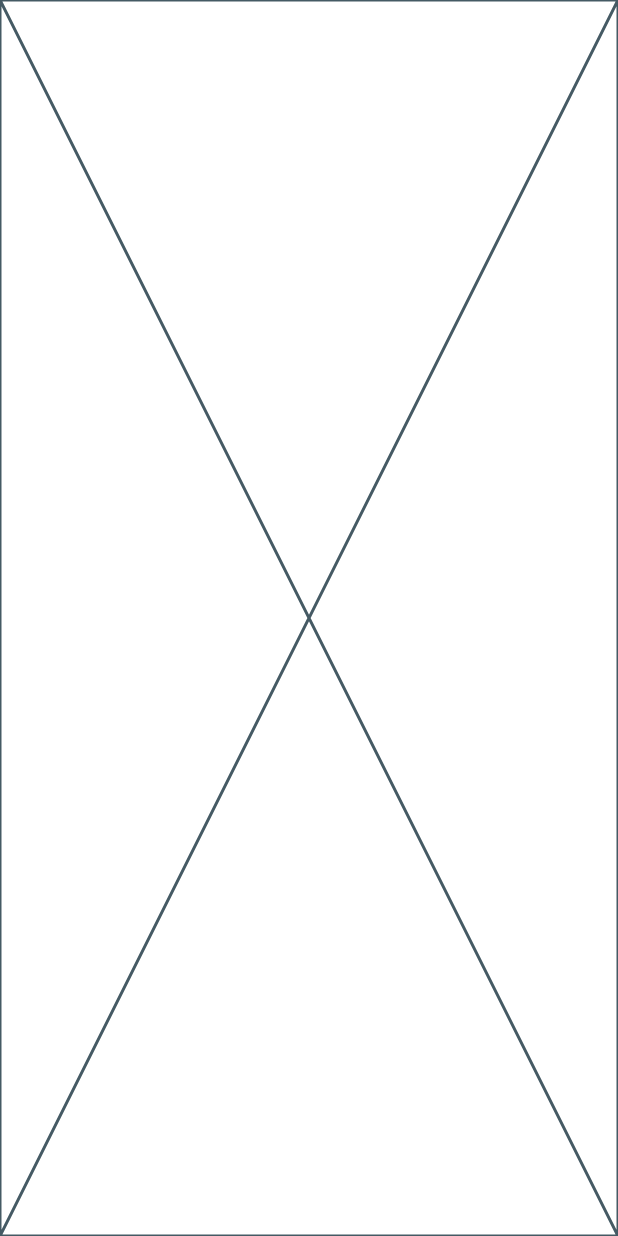
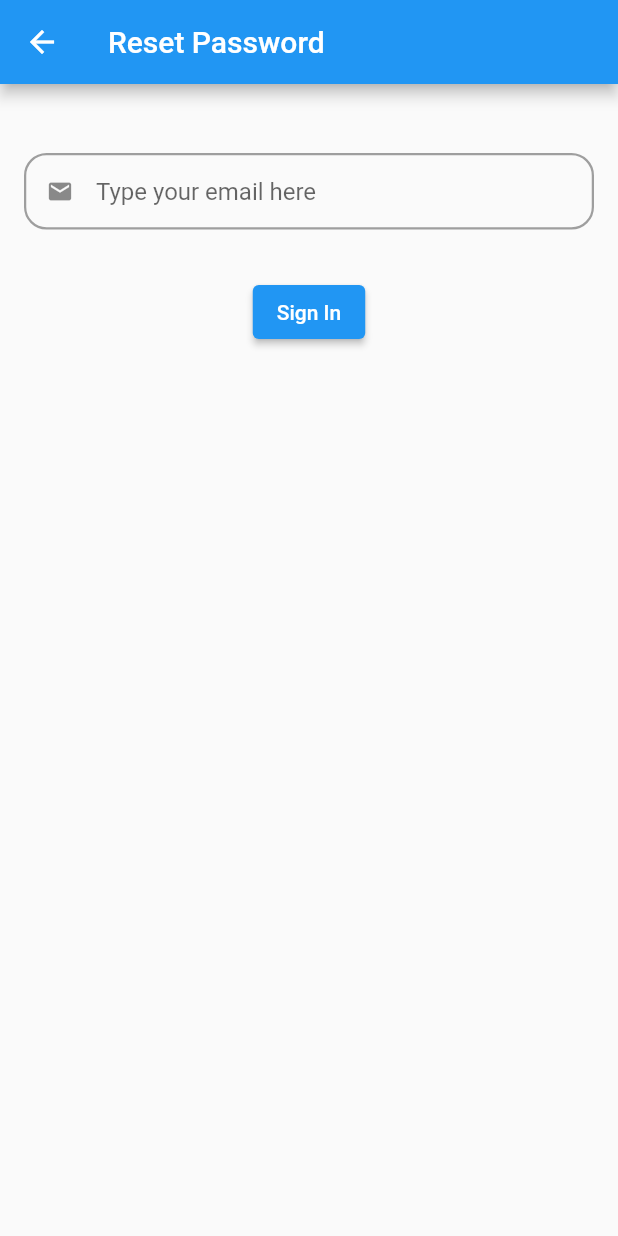
Before and after one commit to davorkomusanac/moviefreak, a Flutter app: the screen it shows after launch, after a tap on "Forgot password?", on a phone screen of 412 x 824 dp. Run offline on Flutter 3.47's test engine with Material 2 defaults, Android fonts, the phone set to English and light mode, and no system bars; our stand-ins replace cloud_firestore, equatable, firebase_auth, firebase_core, flutter_bloc, flutter_signin_button and 1 more; accounts and stored records are empty.

Commit message:
add forgot password feature

```diff
--- a/lib/constants.dart
+++ b/lib/constants.dart
@@ -9,4 +9,8 @@ class AppStrings {
   static const callToLoginUpButtonText = 'Already have an account?\nSign in Here.';
   static const promoLoginText = 'Never forget what movie you watched';
   static const promoRegisterText = 'Register for free so that you can keep track of all movies you ever watched';
+  static const forgotPasswordButtonText = 'Request Password Reset';
+  static const forgotPasswordHintText = 'Type your email here';
+  static const forgotPasswordTitle = 'Reset Password';
+  static const forgotPasswordSuccessMessage = 'Check your email to reset password';
 }
--- a/lib/presentation/pages/auth/forgot_password/forgot_password_page.dart
+++ b/lib/presentation/pages/auth/forgot_password/forgot_password_page.dart
@@ -1,8 +1,114 @@
 import 'package:flutter/material.dart';
+import 'package:flutter_bloc/flutter_bloc.dart';
 
-class ForgotPasswordPage extends StatelessWidget {
+import '../../../../application/auth/auth_actions/auth_actions_cubit.dart';
+import '../../../../constants.dart';
+import '../../widgets/input_text_field.dart';
+
+class ForgotPasswordPage extends StatefulWidget {
   const ForgotPasswordPage({Key? key}) : super(key: key);
 
   @override
-  Widget build(BuildContext context) => const Placeholder();
+  State<ForgotPasswordPage> createState() => _ForgotPasswordPageState();
 }
+
+class _ForgotPasswordPageState extends State<ForgotPasswordPage> {
+  late final TextEditingController _controller;
+
+  @override
+  void initState() {
+    super.initState();
+    _controller = TextEditingController();
+  }
+
+  @override
+  void dispose() {
+    _controller.dispose();
+    super.dispose();
+  }
+
+  @override
+  Widget build(BuildContext context) => BlocConsumer<AuthActionsCubit, AuthActionsState>(
+        listener: (context, state) {
+          if (state.status == AuthActionsStatus.error) {
+            ScaffoldMessenger.of(context).showSnackBar(
+              SnackBar(
+                content: Text(
+                  state.errorMessage,
+                  textAlign: TextAlign.center,
+                ),
+              ),
+            );
+          }
+          if (state.status == AuthActionsStatus.success) {
+            ScaffoldMessenger.of(context).showSnackBar(
+              const SnackBar(
+                content: Text(
+                  AppStrings.forgotPasswordSuccessMessage,
+                  textAlign: TextAlign.center,
+                ),
+              ),
+            );
+          }
+        },
+        builder: (context, state) => Scaffold(
+          appBar: AppBar(
+            title: const Text(AppStrings.forgotPasswordTitle),
+          ),
+          body: CustomScrollView(
+            slivers: [
+              SliverFillRemaining(
+                hasScrollBody: false,
+                child: Stack(
+                  alignment: Alignment.center,
+                  children: [
+                    Column(
+                      children: [
+                        const SizedBox(height: 30),
+                        InputTextField(
+                          controller: _controller,
+                          margin: const EdgeInsets.all(16),
+                          hintText: AppStrings.forgotPasswordHintText,
+                          prefixIcon: const Icon(
+                            Icons.email,
+                          ),
+                        ),
+                        const SizedBox(height: 15),
+                        ElevatedButton(
+                          onPressed: () {
+                            context.read<AuthActionsCubit>().resetPasswordPressed(
+                                  email: _controller.text.trim(),
+                                );
+                          },
+                          child: const Text(AppStrings.singInButtonText),
+                        ),
+                      ],
+                    ),
+                    if (state.status == AuthActionsStatus.loading)
+                      Opacity(
+                        opacity: 0.8,
+                        child: SizedBox(
+                          height: MediaQuery.of(context).size.height,
+                          child: const ModalBarrier(
+                            dismissible: false,
+                            color: Colors.black,
+                          ),
+                        ),
+                      ),
+                    if (state.status == AuthActionsStatus.loading)
+                      Container(
+                        padding: const EdgeInsets.all(45),
+                        decoration: BoxDecoration(
+                          color: Colors.grey,
+                          borderRadius: BorderRadius.circular(20),
+                        ),
+                        child: const CircularProgressIndicator(),
+                      ),
+                  ],
+                ),
+              )
+            ],
+          ),
+        ),
+      );
+}
```
Also changed, not shown: lib/application/auth/auth_actions/auth_actions_cubit.dart (+25 -0 lines), lib/presentation/pages/home/home_page.dart (+9 -2 lines).
